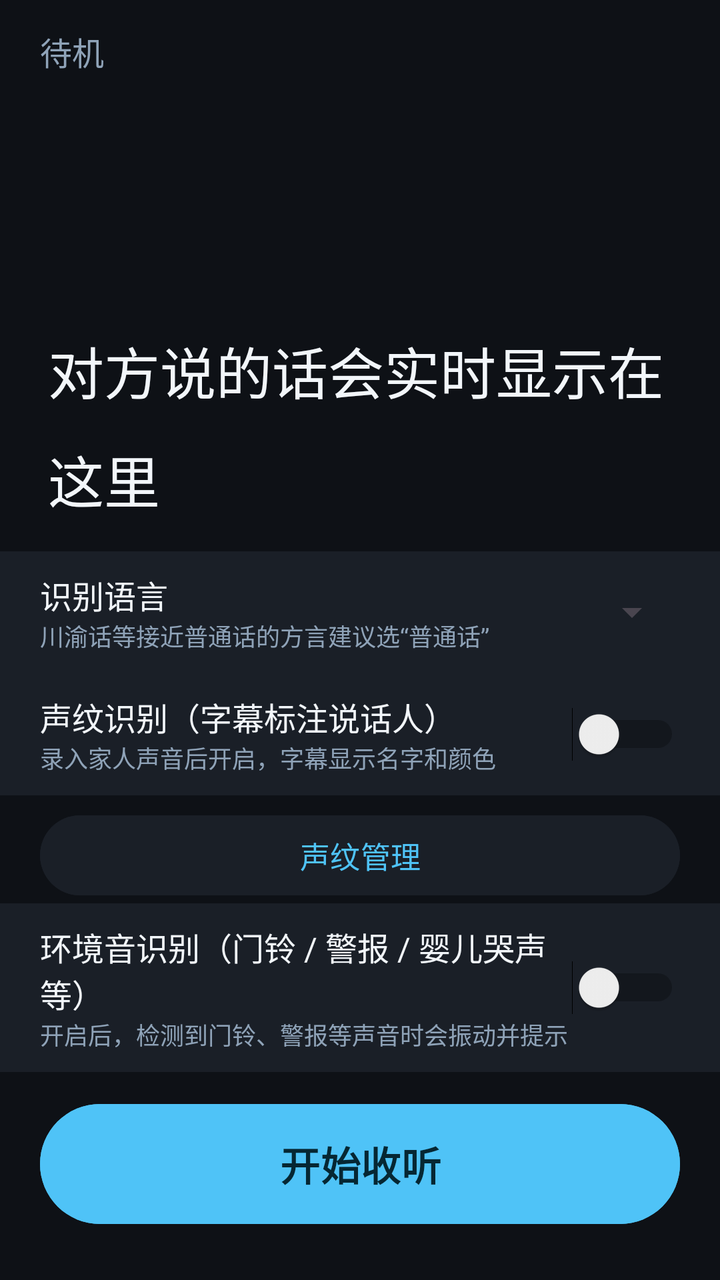
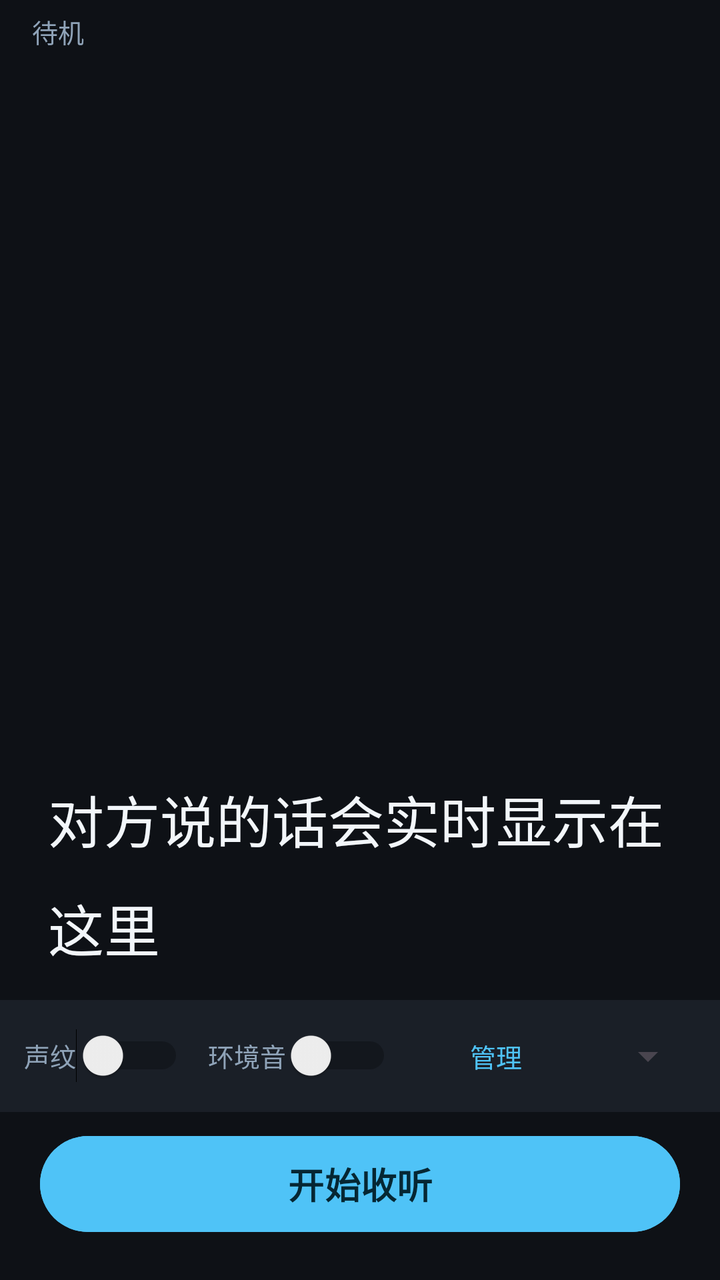

The first picture is an Android layout as it rendered before a commit; the second is the same layout after the commit. The layout source and the unified diff follow.
<!-- AndroidManifest.xml: application theme Theme.HearingAssist -->
<!-- res/layout/activity_main.xml -->
<?xml version="1.0" encoding="utf-8"?>
<LinearLayout xmlns:android="http://schemas.android.com/apk/res/android"
    android:layout_width="match_parent"
    android:layout_height="match_parent"
    android:background="@color/background"
    android:orientation="vertical">

    
    <TextView
        android:id="@+id/tvStatus"
        android:layout_width="match_parent"
        android:layout_height="wrap_content"
        android:paddingHorizontal="20dp"
        android:paddingVertical="14dp"
        android:text="@string/status_idle"
        android:textColor="@color/text_secondary"
        android:textSize="16sp" />

    
    <ScrollView
        android:id="@+id/scrollSubtitles"
        android:layout_width="match_parent"
        android:layout_height="0dp"
        android:layout_weight="1"
        android:fillViewport="true">

        <TextView
            android:id="@+id/tvSubtitles"
            android:layout_width="match_parent"
            android:layout_height="wrap_content"
            android:gravity="bottom"
            android:lineSpacingMultiplier="1.35"
            android:paddingHorizontal="24dp"
            android:paddingVertical="16dp"
            android:text="@string/initial_hint"
            android:textColor="@color/text_primary"
            android:textSize="28sp" />
    </ScrollView>

    
    <TextView
        android:id="@+id/tvEnvAlert"
        android:layout_width="match_parent"
        android:layout_height="wrap_content"
        android:background="@color/env_alert"
        android:paddingHorizontal="20dp"
        android:paddingVertical="16dp"
        android:textColor="@color/env_alert_text"
        android:textSize="22sp"
        android:textStyle="bold"
        android:visibility="gone" />

    
    <LinearLayout
        android:layout_width="match_parent"
        android:layout_height="wrap_content"
        android:background="@color/surface"
        android:gravity="center_vertical"
        android:orientation="horizontal"
        android:paddingHorizontal="20dp"
        android:paddingVertical="10dp">

        <LinearLayout
            android:layout_width="0dp"
            android:layout_height="wrap_content"
            android:layout_weight="1"
            android:orientation="vertical">

            <TextView
                android:layout_width="wrap_content"
                android:layout_height="wrap_content"
                android:text="@string/lang_label"
                android:textColor="@color/text_primary"
                android:textSize="16sp" />

            <TextView
                android:layout_width="wrap_content"
                android:layout_height="wrap_content"
                android:text="@string/lang_hint"
                android:textColor="@color/text_secondary"
                android:textSize="12sp" />
        </LinearLayout>

        <Spinner
            android:id="@+id/spnLang"
            android:layout_width="wrap_content"
            android:layout_height="wrap_content" />
    </LinearLayout>

    
    <LinearLayout
        android:layout_width="match_parent"
        android:layout_height="wrap_content"
        android:background="@color/surface"
        android:gravity="center_vertical"
        android:orientation="horizontal"
        android:paddingHorizontal="20dp"
        android:paddingVertical="10dp">

        <LinearLayout
            android:layout_width="0dp"
            android:layout_height="wrap_content"
            android:layout_weight="1"
            android:orientation="vertical">

            <TextView
                android:layout_width="wrap_content"
                android:layout_height="wrap_content"
                android:text="@string/vp_toggle_label"
                android:textColor="@color/text_primary"
                android:textSize="16sp" />

            <TextView
                android:layout_width="wrap_content"
                android:layout_height="wrap_content"
                android:text="@string/vp_toggle_hint"
                android:textColor="@color/text_secondary"
                android:textSize="12sp" />
        </LinearLayout>

        <Switch
            android:id="@+id/swVoiceprint"
            android:layout_width="wrap_content"
            android:layout_height="wrap_content"
            android:checked="false" />
    </LinearLayout>

    <Button
        android:id="@+id/btnVoiceprintManage"
        android:layout_width="match_parent"
        android:layout_height="48dp"
        android:layout_marginHorizontal="20dp"
        android:layout_marginTop="6dp"
        android:backgroundTint="@color/surface"
        android:text="@string/vp_manage"
        android:textColor="@color/accent"
        android:textSize="15sp" />

    
    <LinearLayout
        android:layout_width="match_parent"
        android:layout_height="wrap_content"
        android:background="@color/surface"
        android:gravity="center_vertical"
        android:orientation="horizontal"
        android:paddingHorizontal="20dp"
        android:paddingVertical="10dp">

        <LinearLayout
            android:layout_width="0dp"
            android:layout_height="wrap_content"
            android:layout_weight="1"
            android:orientation="vertical">

            <TextView
                android:layout_width="wrap_content"
                android:layout_height="wrap_content"
                android:text="@string/env_sound_label"
                android:textColor="@color/text_primary"
                android:textSize="16sp" />

            <TextView
                android:layout_width="wrap_content"
                android:layout_height="wrap_content"
                android:text="@string/env_sound_hint"
                android:textColor="@color/text_secondary"
                android:textSize="12sp" />
        </LinearLayout>

        <Switch
            android:id="@+id/swEnvSound"
            android:layout_width="wrap_content"
            android:layout_height="wrap_content"
            android:checked="false" />
    </LinearLayout>

    
    <Button
        android:id="@+id/btnMain"
        android:layout_width="match_parent"
        android:layout_height="68dp"
        android:layout_marginHorizontal="20dp"
        android:layout_marginTop="12dp"
        android:layout_marginBottom="24dp"
        android:backgroundTint="@color/accent"
        android:text="@string/btn_start"
        android:textColor="#062733"
        android:textSize="20sp"
        android:textStyle="bold" />
</LinearLayout>
<!-- resources referenced by this layout -->
<resources>
  <color name="accent">#4FC3F7</color>
  <color name="background">#0E1116</color>
  <color name="env_alert">#FFB300</color>
  <color name="env_alert_text">#1A1200</color>
  <color name="surface">#1A1F27</color>
  <color name="text_primary">#F2F6FA</color>
  <color name="text_secondary">#8FA3B8</color>
  <string name="btn_start">开始收听</string>
  <string name="env_sound_hint">开启后，检测到门铃、警报等声音时会振动并提示</string>
  <string name="env_sound_label">环境音识别（门铃 / 警报 / 婴儿哭声等）</string>
  <string name="initial_hint">对方说的话会实时显示在这里</string>
  <string name="lang_hint">川渝话等接近普通话的方言建议选“普通话”</string>
  <string name="lang_label">识别语言</string>
  <string name="status_idle">待机</string>
  <string name="vp_manage">声纹管理</string>
  <string name="vp_toggle_hint">录入家人声音后开启，字幕显示名字和颜色</string>
  <string name="vp_toggle_label">声纹识别（字幕标注说话人）</string>
  <style name="Theme.HearingAssist" parent="Theme.Material3.DayNight.NoActionBar">
          <item name="android:windowBackground">@color/background</item>
          <item name="android:statusBarColor">@color/background</item>
          <item name="android:navigationBarColor">@color/background</item>
          <item name="android:windowLightStatusBar">false</item>
      </style>
</resources>

<!-- the commit's change to res/layout/activity_main.xml (unified diff, before → after) -->
@@ -10,11 +10,11 @@
         android:id="@+id/tvStatus"
         android:layout_width="match_parent"
         android:layout_height="wrap_content"
-        android:paddingHorizontal="20dp"
-        android:paddingVertical="14dp"
+        android:paddingHorizontal="16dp"
+        android:paddingVertical="6dp"
         android:text="@string/status_idle"
         android:textColor="@color/text_secondary"
-        android:textSize="16sp" />
+        android:textSize="13sp" />
 
     
     <ScrollView
@@ -43,10 +43,10 @@
         android:layout_width="match_parent"
         android:layout_height="wrap_content"
         android:background="@color/env_alert"
-        android:paddingHorizontal="20dp"
-        android:paddingVertical="16dp"
+        android:paddingHorizontal="16dp"
+        android:paddingVertical="10dp"
         android:textColor="@color/env_alert_text"
-        android:textSize="22sp"
+        android:textSize="20sp"
         android:textStyle="bold"
         android:visibility="gone" />
 
@@ -57,134 +57,84 @@
         android:background="@color/surface"
         android:gravity="center_vertical"
         android:orientation="horizontal"
-        android:paddingHorizontal="20dp"
-        android:paddingVertical="10dp">
+        android:paddingVertical="8dp"
+        android:paddingHorizontal="12dp">
 
+        
         <LinearLayout
             android:layout_width="0dp"
             android:layout_height="wrap_content"
             android:layout_weight="1"
-            android:orientation="vertical">
+            android:gravity="center_vertical"
+            android:orientation="horizontal">
 
             <TextView
                 android:layout_width="wrap_content"
                 android:layout_height="wrap_content"
-                android:text="@string/lang_label"
-                android:textColor="@color/text_primary"
-                android:textSize="16sp" />
+                android:text="@string/vp_label_short"
+                android:textColor="@color/text_secondary"
+                android:textSize="13sp" />
+
+            <Switch
+                android:id="@+id/swVoiceprint"
+                android:layout_width="wrap_content"
+                android:layout_height="wrap_content"
+                android:checked="false" />
+        </LinearLayout>
+
+        
+        <LinearLayout
+            android:layout_width="0dp"
+            android:layout_height="wrap_content"
+            android:layout_weight="1"
+            android:gravity="center_vertical"
+            android:orientation="horizontal">
 
             <TextView
                 android:layout_width="wrap_content"
                 android:layout_height="wrap_content"
-                android:text="@string/lang_hint"
+                android:text="@string/env_label_short"
                 android:textColor="@color/text_secondary"
-                android:textSize="12sp" />
+                android:textSize="13sp" />
+
+            <Switch
+                android:id="@+id/swEnvSound"
+                android:layout_width="wrap_content"
+                android:layout_height="wrap_content"
+                android:checked="false" />
         </LinearLayout>
 
+        
+        <Button
+            android:id="@+id/btnVoiceprintManage"
+            android:layout_width="wrap_content"
+            android:layout_height="40dp"
+            android:layout_marginStart="8dp"
+            android:backgroundTint="@android:color/transparent"
+            android:text="@string/vp_manage"
+            android:textColor="@color/accent"
+            android:textSize="13sp" />
+
+        
         <Spinner
             android:id="@+id/spnLang"
             android:layout_width="wrap_content"
-            android:layout_height="wrap_content" />
-    </LinearLayout>
-
-    
-    <LinearLayout
-        android:layout_width="match_parent"
-        android:layout_height="wrap_content"
-        android:background="@color/surface"
-        android:gravity="center_vertical"
-        android:orientation="horizontal"
-        android:paddingHorizontal="20dp"
-        android:paddingVertical="10dp">
-
-        <LinearLayout
-            android:layout_width="0dp"
-            android:layout_height="wrap_content"
-            android:layout_weight="1"
-            android:orientation="vertical">
-
-            <TextView
-                android:layout_width="wrap_content"
-                android:layout_height="wrap_content"
-                android:text="@string/vp_toggle_label"
-                android:textColor="@color/text_primary"
-                android:textSize="16sp" />
-
-            <TextView
-                android:layout_width="wrap_content"
-                android:layout_height="wrap_content"
-                android:text="@string/vp_toggle_hint"
-                android:textColor="@color/text_secondary"
-                android:textSize="12sp" />
-        </LinearLayout>
-
-        <Switch
-            android:id="@+id/swVoiceprint"
-            android:layout_width="wrap_content"
-            android:layout_height="wrap_content"
-            android:checked="false" />
-    </LinearLayout>
-
-    <Button
-        android:id="@+id/btnVoiceprintManage"
-        android:layout_width="match_parent"
-        android:layout_height="48dp"
-        android:layout_marginHorizontal="20dp"
-        android:layout_marginTop="6dp"
-        android:backgroundTint="@color/surface"
-        android:text="@string/vp_manage"
-        android:textColor="@color/accent"
-        android:textSize="15sp" />
-
-    
-    <LinearLayout
-        android:layout_width="match_parent"
-        android:layout_height="wrap_content"
-        android:background="@color/surface"
-        android:gravity="center_vertical"
-        android:orientation="horizontal"
-        android:paddingHorizontal="20dp"
-        android:paddingVertical="10dp">
-
-        <LinearLayout
-            android:layout_width="0dp"
-            android:layout_height="wrap_content"
-            android:layout_weight="1"
-            android:orientation="vertical">
-
-            <TextView
-                android:layout_width="wrap_content"
-                android:layout_height="wrap_content"
-                android:text="@string/env_sound_label"
-                android:textColor="@color/text_primary"
-                android:textSize="16sp" />
-
-            <TextView
-                android:layout_width="wrap_content"
-                android:layout_height="wrap_content"
-                android:text="@string/env_sound_hint"
-                android:textColor="@color/text_secondary"
-                android:textSize="12sp" />
-        </LinearLayout>
-
-        <Switch
-            android:id="@+id/swEnvSound"
-            android:layout_width="wrap_content"
-            android:layout_height="wrap_content"
-            android:checked="false" />
+            android:layout_height="40dp"
+            android:layout_marginStart="8dp"
+            android:padding="4dp" />
     </LinearLayout>
 
     
     <Button
         android:id="@+id/btnMain"
         android:layout_width="match_parent"
-        android:layout_height="68dp"
+        android:layout_height="56dp"
         android:layout_marginHorizontal="20dp"
-        android:layout_marginTop="12dp"
-        android:layout_marginBottom="24dp"
+        android:layout_marginTop="8dp"
+        android:layout_marginBottom="20dp"
         android:backgroundTint="@color/accent"
         android:text="@string/btn_start"
         android:textColor="#062733"
-        android:textSize="20sp"
+        android:textSize="18sp"
         android:textStyle="bold" />
 </LinearLayout>
<!-- resource entries referenced after the edit -->
@@ -8,15 +8,11 @@
   <color name="text_primary">#F2F6FA</color>
   <color name="text_secondary">#8FA3B8</color>
   <string name="btn_start">开始收听</string>
-  <string name="env_sound_hint">开启后，检测到门铃、警报等声音时会振动并提示</string>
-  <string name="env_sound_label">环境音识别（门铃 / 警报 / 婴儿哭声等）</string>
+  <string name="env_label_short">环境音</string>
   <string name="initial_hint">对方说的话会实时显示在这里</string>
-  <string name="lang_hint">川渝话等接近普通话的方言建议选“普通话”</string>
-  <string name="lang_label">识别语言</string>
   <string name="status_idle">待机</string>
-  <string name="vp_manage">声纹管理</string>
-  <string name="vp_toggle_hint">录入家人声音后开启，字幕显示名字和颜色</string>
-  <string name="vp_toggle_label">声纹识别（字幕标注说话人）</string>
+  <string name="vp_label_short">声纹</string>
+  <string name="vp_manage">管理</string>
   <style name="Theme.HearingAssist" parent="Theme.Material3.DayNight.NoActionBar">
           <item name="android:windowBackground">@color/background</item>
           <item name="android:statusBarColor">@color/background</item>
